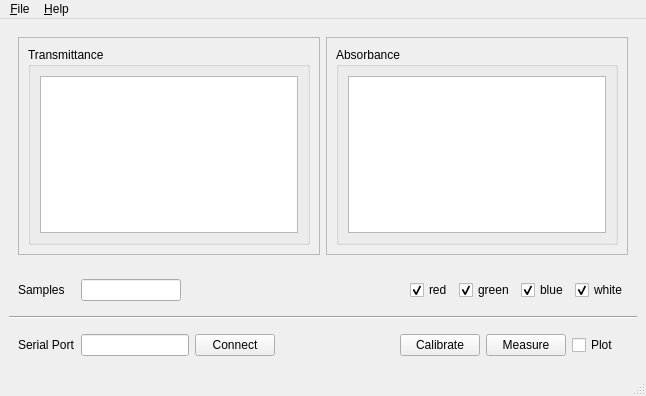
Old version of the form python/Colorimeter/colorimeter/gui/basic/basic.ui in the repository iorodeo/colorimeter.
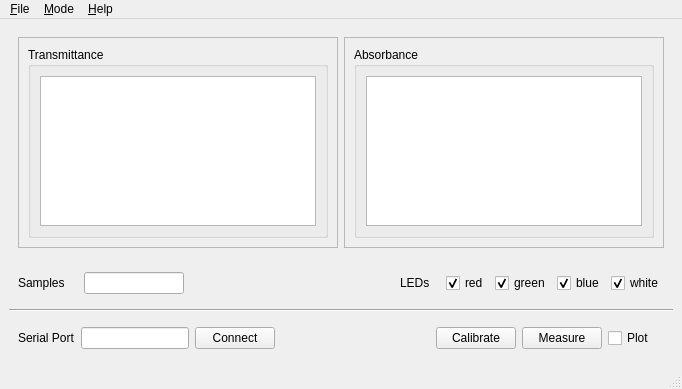
New version of the form.

Commit message: Worked on added ability to handle custom single LED PCB. Updateded firmware, serial libraray, and worked on updating GUI. Basic program has been modified, still need to finish modifiying the plotting and measurement programs.

The edit to the form file:
```diff
--- a/python/Colorimeter/colorimeter/gui/basic/basic.ui
+++ b/python/Colorimeter/colorimeter/gui/basic/basic.ui
@@ -6,8 +6,8 @@
    <rect>
     <x>0</x>
     <y>0</y>
-    <width>646</width>
-    <height>396</height>
+    <width>682</width>
+    <height>389</height>
    </rect>
   </property>
   <property name="windowTitle">
@@ -89,7 +89,7 @@
           </sizepolicy>
          </property>
          <property name="text">
-          <string>Samples   </string>
+          <string>Samples    </string>
          </property>
         </widget>
        </item>
@@ -109,14 +109,37 @@
          </property>
         </widget>
        </item>
+       <item>
+        <spacer name="horizontalSpacer_6">
+         <property name="orientation">
+          <enum>Qt::Horizontal</enum>
+         </property>
+         <property name="sizeHint" stdset="0">
+          <size>
+           <width>143</width>
+           <height>20</height>
+          </size>
+         </property>
+        </spacer>
+       </item>
+       <item>
+        <widget class="QLabel" name="ledsLabel">
+         <property name="text">
+          <string>LEDs</string>
+         </property>
+        </widget>
+       </item>
        <item>
         <spacer name="horizontalSpacer_2">
          <property name="orientation">
           <enum>Qt::Horizontal</enum>
          </property>
+         <property name="sizeType">
+          <enum>QSizePolicy::Fixed</enum>
+         </property>
          <property name="sizeHint" stdset="0">
           <size>
-           <width>40</width>
+           <width>10</width>
            <height>20</height>
           </size>
          </property>
@@ -309,11 +332,11 @@
     <rect>
      <x>0</x>
      <y>0</y>
-     <width>646</width>
+     <width>682</width>
      <height>23</height>
     </rect>
    </property>
-   <widget class="QMenu" name="menu_File">
+   <widget class="QMenu" name="menuFile">
     <property name="title">
      <string>&amp;File</string>
     </property>
@@ -325,7 +348,15 @@
     </property>
     <addaction name="actionAbout"/>
    </widget>
-   <addaction name="menu_File"/>
+   <widget class="QMenu" name="menuMode">
+    <property name="title">
+     <string>&amp;Mode</string>
+    </property>
+    <addaction name="actionStandardRgbLed"/>
+    <addaction name="actionCustomLed"/>
+   </widget>
+   <addaction name="menuFile"/>
+   <addaction name="menuMode"/>
    <addaction name="menu_Help"/>
   </widget>
   <widget class="QStatusBar" name="statusbar"/>
```
Left out of the diff: 22 changed lines with no effect on the pictures. The commit also changes 14 other files.
